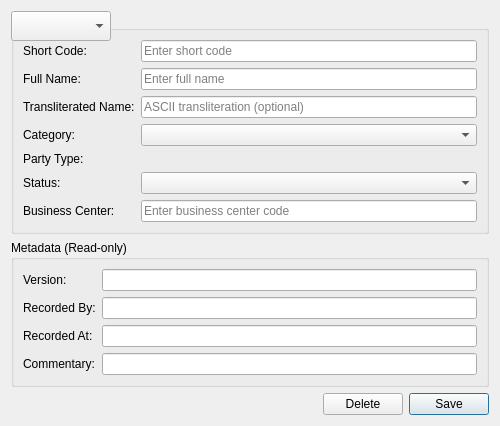
Before: the Qt Designer form projects/ores.qt/ui/PartyDetailDialog.ui in OreStudio/OreStudio, drawn with Qt 5.
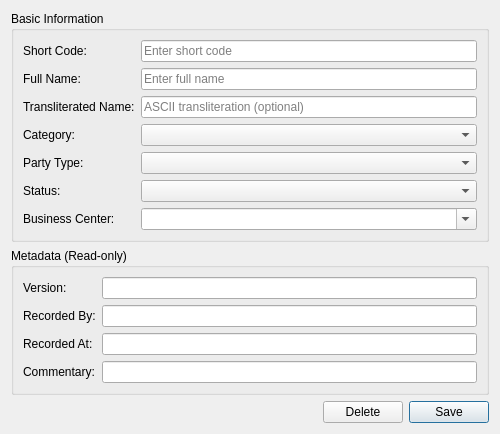
After: the same form once the commit is applied.

Commit message:
[qt] Change business centre field to combo box in detail dialogs
Replace the free-text QLineEdit with an editable QComboBox for the
business centre field in party and counterparty detail dialogs. The
combo is populated with all available business centre codes fetched
from the server via LookupFetcher.

The edit to the form file:
```diff
--- a/projects/ores.qt/ui/PartyDetailDialog.ui
+++ b/projects/ores.qt/ui/PartyDetailDialog.ui
@@ -91,7 +91,7 @@
         </property>
        </widget>
       </item>
-      <item row="3" column="1">
+      <item row="4" column="1">
        <widget class="QComboBox" name="partyTypeCombo"/>
       </item>
       <item row="5" column="0">
@@ -112,9 +112,9 @@
        </widget>
       </item>
       <item row="6" column="1">
-       <widget class="QLineEdit" name="businessCenterEdit">
-        <property name="placeholderText">
-         <string>Enter business center code</string>
+       <widget class="QComboBox" name="businessCenterCombo">
+        <property name="editable">
+         <bool>true</bool>
         </property>
        </widget>
       </item>
```
The commit also changes 5 other files.
